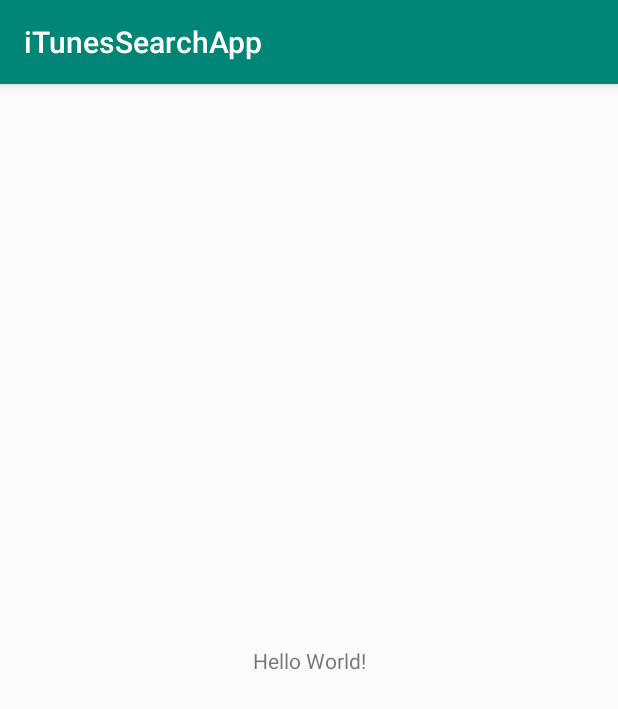
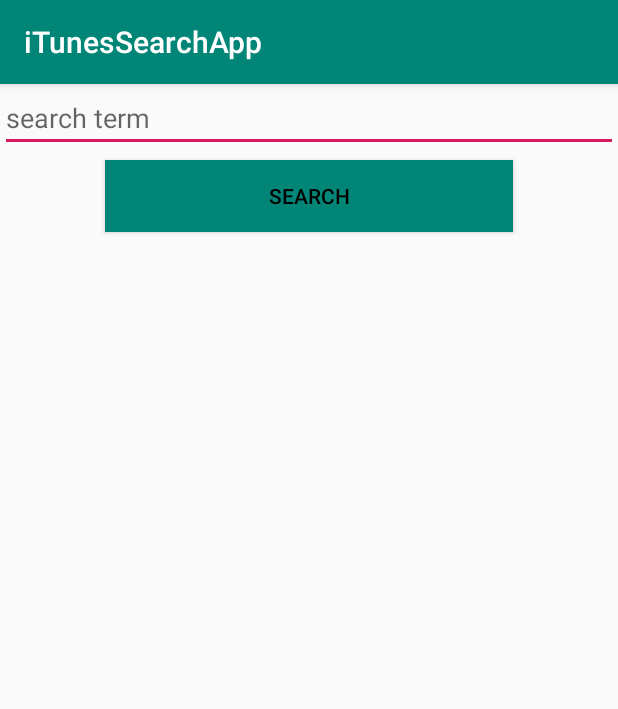
Before and after one commit to illiaZadorozhnyi/android-iTunesSearchApp, an Android app: the screen it shows after launch (MainActivity), on a phone screen of 412 x 824 dp. Shown: the top 709 px of the screen. Run offline under Robolectric (Android 15) with nearby library versions, the phone set to English and light mode, and no system bars.

Commit message:
* added initial input field and button

```diff
--- /dev/null
+++ b/app/src/main/java/com/example/itunessearchapp/Get.java
@@ -0,0 +1,10 @@
+package com.example.itunessearchapp;
+
+public class Get {
+
+
+
+    Get(String movie) {
+
+    }
+}
--- a/app/src/main/java/com/example/itunessearchapp/MainActivity.java
+++ b/app/src/main/java/com/example/itunessearchapp/MainActivity.java
@@ -2,6 +2,9 @@ package com.example.itunessearchapp;
 
 import android.support.v7.app.AppCompatActivity;
 import android.os.Bundle;
+import android.view.View;
+import android.widget.Button;
+import android.widget.EditText;
 
 public class MainActivity extends AppCompatActivity {
 
@@ -9,5 +12,23 @@ public class MainActivity extends AppCompatActivity {
     protected void onCreate(Bundle savedInstanceState) {
         super.onCreate(savedInstanceState);
         setContentView(R.layout.activity_main);
+        init();
     }
+
+    private void init() {
+
+        final EditText searchInput = findViewById(R.id.searchInput);
+        Button searchButton = findViewById(R.id.searchButton);
+
+        searchButton.setOnClickListener(new View.OnClickListener() {
+            @Override
+            public void onClick(View view) {
+                String capturedMovie = searchInput.getText().toString();
+                new Get(capturedMovie);
+            }
+        });
+
+    }
+
+
 }
--- a/app/src/main/java/com/example/itunessearchapp/Search.java
+++ b/app/src/main/java/com/example/itunessearchapp/Search.java
@@ -48,4 +48,5 @@ public class Search {
     }
 
     private String longDescription;
+
 }
--- a/app/src/main/res/layout/activity_main.xml
+++ b/app/src/main/res/layout/activity_main.xml
@@ -1,18 +1,27 @@
 <?xml version="1.0" encoding="utf-8"?>
-<android.support.constraint.ConstraintLayout xmlns:android="http://schemas.android.com/apk/res/android"
+<LinearLayout android:orientation="vertical" xmlns:android="http://schemas.android.com/apk/res/android"
     xmlns:app="http://schemas.android.com/apk/res-auto"
     xmlns:tools="http://schemas.android.com/tools"
     android:layout_width="match_parent"
     android:layout_height="match_parent"
     tools:context=".MainActivity">
 
-    <TextView
-        android:layout_width="wrap_content"
+    <EditText
+        android:id="@+id/searchInput"
+        android:layout_width="match_parent"
         android:layout_height="wrap_content"
-        android:text="Hello World!"
-        app:layout_constraintBottom_toBottomOf="parent"
-        app:layout_constraintLeft_toLeftOf="parent"
-        app:layout_constraintRight_toRightOf="parent"
-        app:layout_constraintTop_toTopOf="parent" />
+        android:hint="search term" />
 
-</android.support.constraint.ConstraintLayout>
+    <Button
+        android:id="@+id/searchButton"
+        android:layout_width="match_parent"
+        android:layout_height="wrap_content"
+        android:layout_marginTop="5dp"
+        android:text="Search"
+        android:layout_marginStart="70dp"
+        android:layout_marginEnd="70dp"
+        android:textColor="@color/black"
+        android:background="@color/colorPrimary"
+        />
+
+</LinearLayout>
--- a/app/src/main/res/values/colors.xml
+++ b/app/src/main/res/values/colors.xml
@@ -3,4 +3,5 @@
     <color name="colorPrimary">#008577</color>
     <color name="colorPrimaryDark">#00574B</color>
     <color name="colorAccent">#D81B60</color>
+    <color name="black">#000</color>
 </resources>
```
